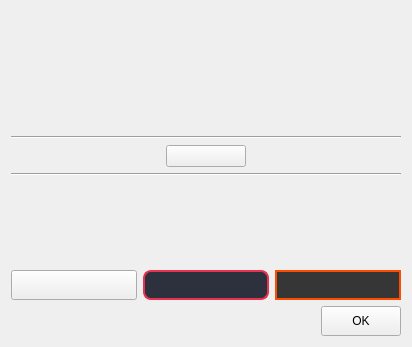
Old version of the form form/qt_start_setup.ui in the repository KonstantIMP/marshmallow_gif.
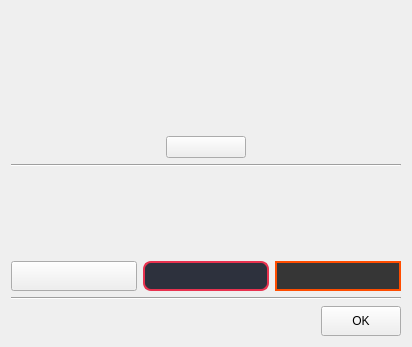
New version of the form.

The edit to the form file:
```diff
--- a/form/qt_start_setup.ui
+++ b/form/qt_start_setup.ui
@@ -74,13 +74,6 @@
      </item>
     </layout>
    </item>
-   <item>
-    <widget class="Line" name="line">
-     <property name="orientation">
-      <enum>Qt::Horizontal</enum>
-     </property>
-    </widget>
-   </item>
    <item>
     <layout class="QHBoxLayout" name="horizontalLayout_3">
      <item>
@@ -280,6 +273,13 @@
      </item>
     </layout>
    </item>
+   <item>
+    <widget class="Line" name="line">
+     <property name="orientation">
+      <enum>Qt::Horizontal</enum>
+     </property>
+    </widget>
+   </item>
    <item>
     <layout class="QHBoxLayout" name="horizontalLayout_4">
      <item>
```
